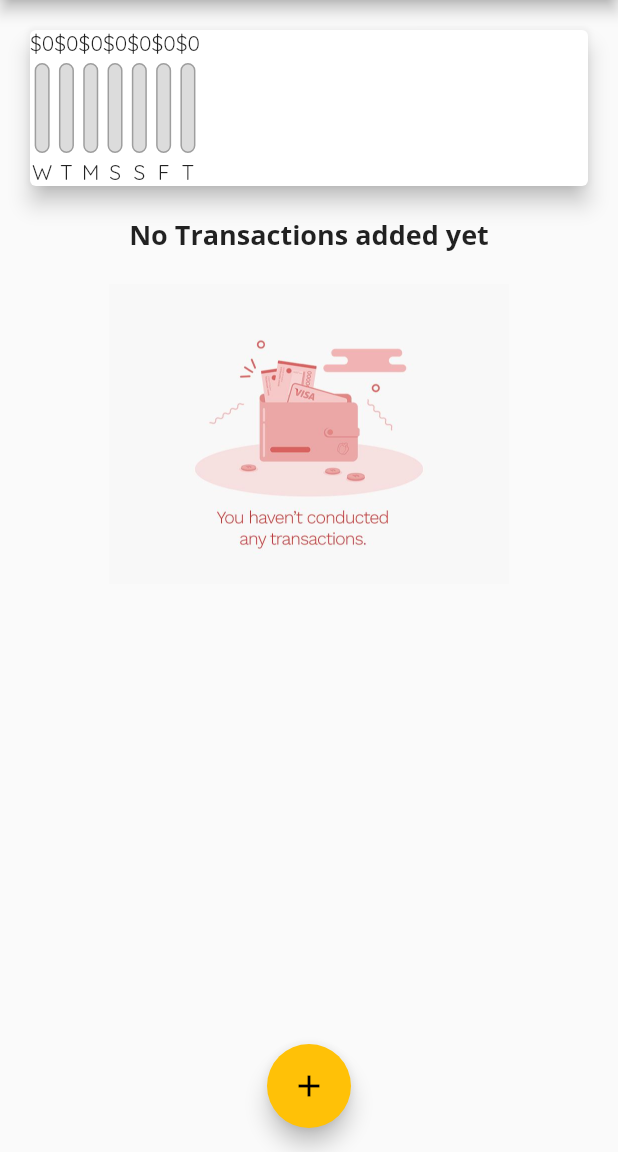
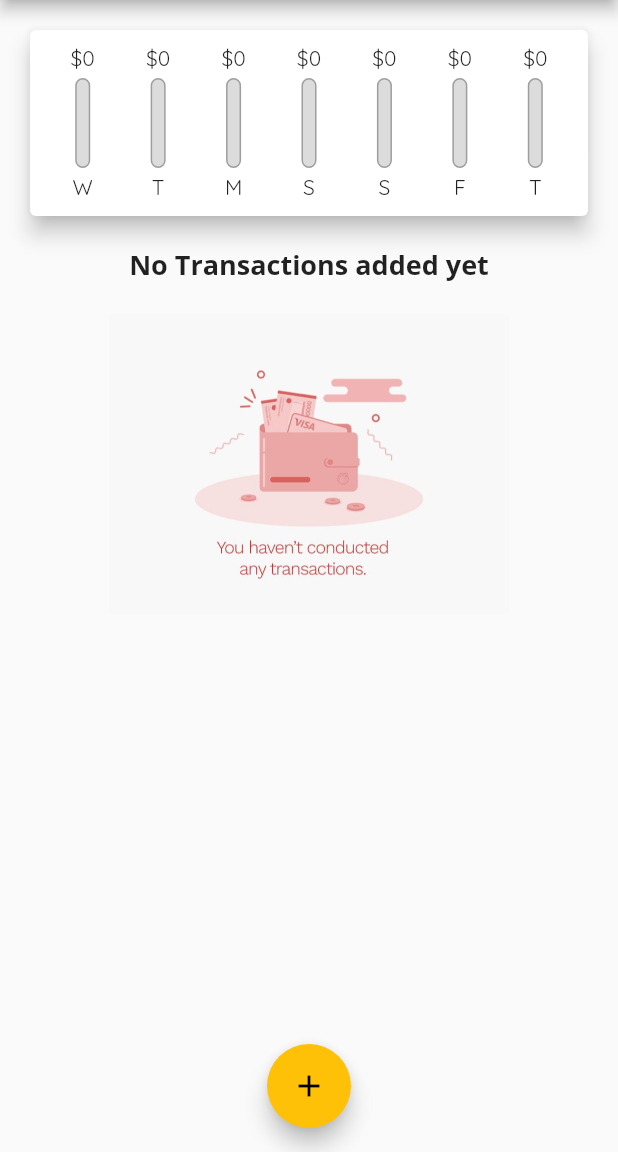
Before and after one commit to akshayMunot30/Personal-Expenses-App, a Flutter app: the screen it shows after launch, on a phone screen of 412 x 824 dp, the part 84-1236 px from its top. Run offline on Flutter 3.47's test engine with Material 2 defaults, Android fonts, the phone set to English and light mode, and no system bars; our stand-ins replace google_fonts.

Commit message:
Added space between the chart bars.
- Added the 'FittedBox()' to push the amount to next line if amount's
size increases, so as to make the bar fit in available space.
- Also used 'Flexible' widget to make sure that the value of amount
shrinks if its size increases.
- Still getting the 'google_fonts' error saying 'unable to load
Quicksand - Light from url' from last commit.

```diff
--- a/lib/widgets/chart.dart
+++ b/lib/widgets/chart.dart
@@ -24,8 +24,8 @@ class Chart extends StatelessWidget {
         }
       }
 
-      print(DateFormat.E().format(weekDay));
-      print(totalSum);
+      // print(DateFormat.E().format(weekDay));
+      // print(totalSum);
 
       return {
         'day': DateFormat.E().format(weekDay).substring(0, 1),
@@ -45,14 +45,23 @@ class Chart extends StatelessWidget {
     return Card(
       elevation: 6,
       margin: EdgeInsets.all(20),
+      child: Padding(
+        padding: EdgeInsets.all(10),
         child: Row(
+          mainAxisAlignment: MainAxisAlignment.spaceAround,
           children: groupedTransactionValues.map((data) {
-          return ChartBar(
+            return Flexible(
+              fit: FlexFit.tight,
+              child: ChartBar(
                 (data['day'] as String),
                 (data['amount'] as double),
-            maxSpending == 0.0 ? 0.0 : (data['amount'] as double) / maxSpending,
+                maxSpending == 0.0
+                    ? 0.0
+                    : (data['amount'] as double) / maxSpending,
+              ),
             );
           }).toList(),
+        ),
       ),
     );
   }
--- a/lib/widgets/chart_bar.dart
+++ b/lib/widgets/chart_bar.dart
@@ -11,7 +11,7 @@ class ChartBar extends StatelessWidget {
   Widget build(BuildContext context) {
     return Column(
       children: [
-        Text('\$${spendingAmount.toStringAsFixed(0)}'),
+        FittedBox(child: Text('\$${spendingAmount.toStringAsFixed(0)}')),
         SizedBox(
           height: 4,
         ),
```
Lines whose indentation alone changed are shown as unchanged.
